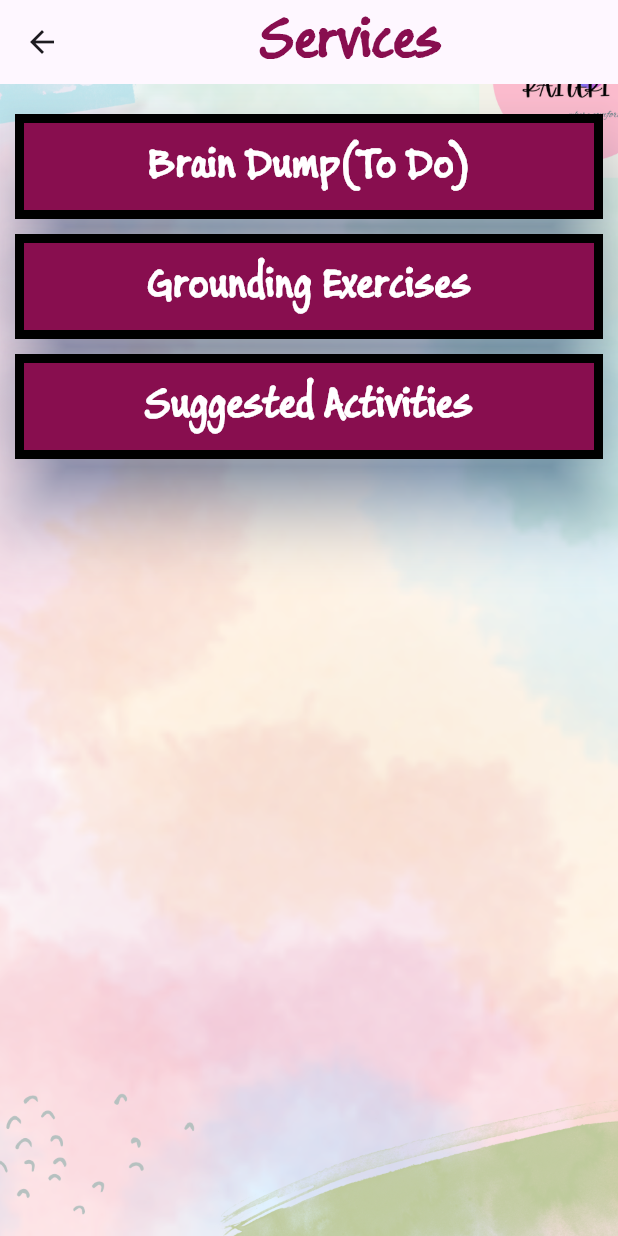
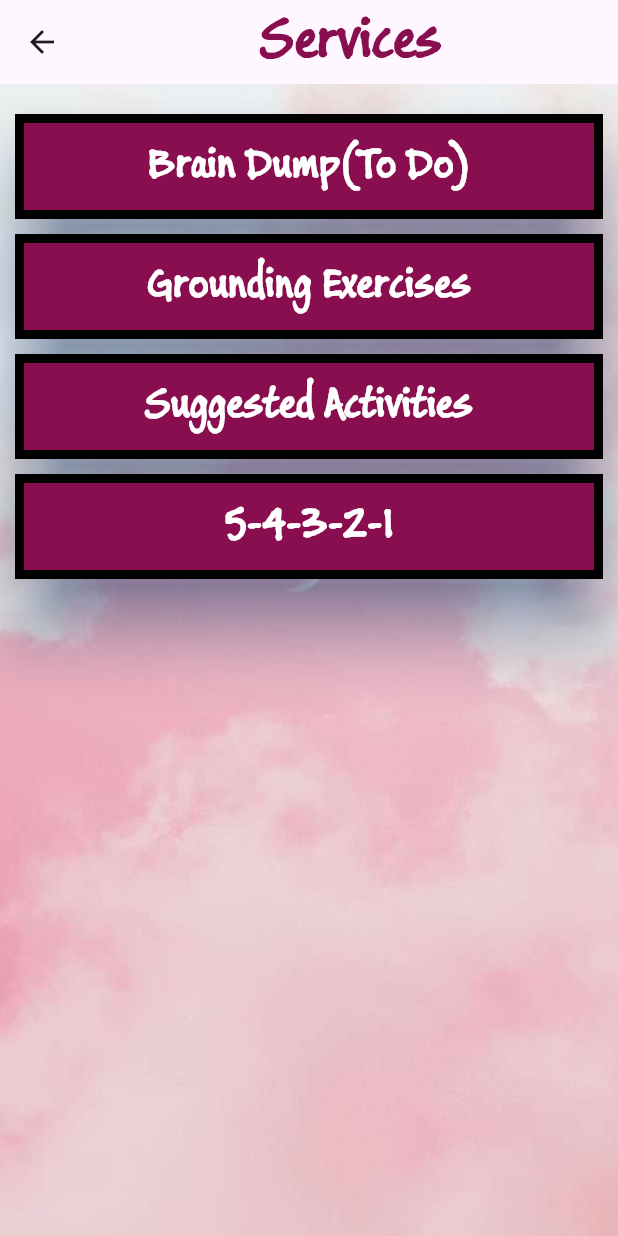
Before and after one commit to zarintasnimfema7/kite1, a Flutter app: the Services screen opened directly, on a phone screen of 412 x 824 dp. Run offline on Flutter 3.47's test engine with Material 3 defaults, Android fonts, the phone set to English and light mode, and no system bars; our stand-ins replace cloud_firestore, firebase_auth, firebase_core, get; accounts and stored records are empty.

Commit message:
new changes

```diff
--- a/lib/services.dart
+++ b/lib/services.dart
@@ -2,6 +2,9 @@ import 'package:flutter/material.dart';
 import 'package:kite/activities.dart';
 import 'package:kite/exercise.dart';
 import 'package:kite/todo.dart';
+import 'package:kite/five_four_three_two_one.dart';
+
+
 
 class Services extends StatelessWidget {
   const Services({super.key});
@@ -11,7 +14,7 @@ class Services extends StatelessWidget {
     return Container(
       decoration: const BoxDecoration(
           image: DecorationImage(
-            image: AssetImage('lib/assets/background.png'),
+            image: AssetImage('lib/assets/pink.jpg'),
             fit: BoxFit.cover,
           )
       ),
@@ -105,6 +108,30 @@ class Services extends StatelessWidget {
                   ),
                 ),
               ),
+              const SizedBox(height: 10,),
+              ElevatedButton(
+                onPressed: (){
+                  Navigator.push(context, MaterialPageRoute(builder:(context)=>  FiveFourThreeTwoOnePage()));
+                },
+                style: ElevatedButton.styleFrom(
+                  backgroundColor: Colors.pink.shade900,
+                  side: const BorderSide(color: Colors.black,width: 6),
+                  fixedSize: const Size(400,70),
+                  shape: const RoundedRectangleBorder(),
+                  elevation: 20,
+                  shadowColor: Colors.blue.shade900,
+
+                ),
+                child: const Text("5-4-3-2-1",
+                  style: TextStyle(
+                    fontSize: 30,
+                    fontWeight: FontWeight.bold,
+                    color: Colors.white,
+                    fontFamily: "BUXTONSKETCH",
+
+                  ),
+                ),
+              ),
 
             ],
           ),
--- a/lib/situations.dart
+++ b/lib/situations.dart
@@ -1,4 +1,5 @@
 import 'package:flutter/material.dart';
+import 'package:kite/pages/1.dart';
 
 class Situation extends StatelessWidget {
   const Situation({super.key});
@@ -39,7 +40,7 @@ class Situation extends StatelessWidget {
               const SizedBox(height: 10,),
               Align(
                 alignment: Alignment.centerRight,
-                child: ElevatedButton(onPressed: (){},
+                child: ElevatedButton(onPressed: (){ Navigator.push(context, MaterialPageRoute(builder:(context)=>const one()));},
                   style: ElevatedButton.styleFrom(
                     backgroundColor: Colors.blue.shade800,
                     side: const BorderSide(color: Colors.black,width: 3),
```
